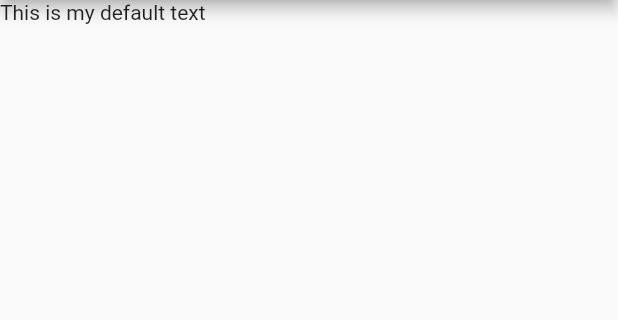
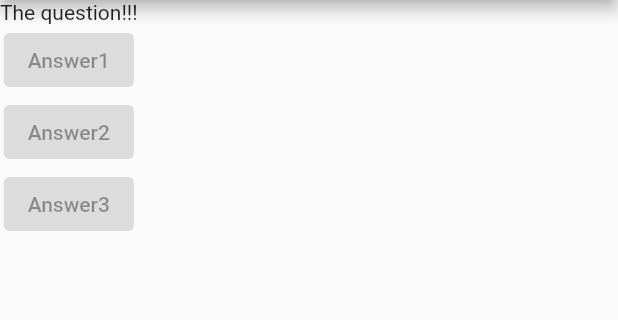
Before and after one commit to addod19/flutterQuizApp, a Flutter app: the screen it shows after launch, on a phone screen of 412 x 824 dp, the part 84-404 px from its top. Run offline on Flutter 3.47's test engine with Material 2 defaults, Android fonts, the phone set to English and light mode, and no system bars.

Commit message:
Add column widget and a couple of Button and Text widgets

```diff
--- a/lib/main.dart
+++ b/lib/main.dart
@@ -5,13 +5,35 @@ void main() {
 }
 
 class MyApp extends StatelessWidget {
+  @override
   Widget build(BuildContext context) {
+    var questions = [
+      'What\'s your fav color?',
+      'Whats\s your fav programming language?'
+    ];
+
     return MaterialApp(
       home: Scaffold(
         appBar: AppBar(
           title: Text('My first flutter App'),
         ),
-        body: Text('This is my default text'),
+        body: Column(
+          children: [
+            Text('The question!!!'),
+            ElevatedButton(
+              child: Text('Answer1'),
+              onPressed: null,
+            ),
+            ElevatedButton(
+              child: Text('Answer2'),
+              onPressed: null,
+            ),
+            ElevatedButton(
+              child: Text('Answer3'),
+              onPressed: null,
+            ),
+          ],
+        ),
       ),
     );
   }
```
